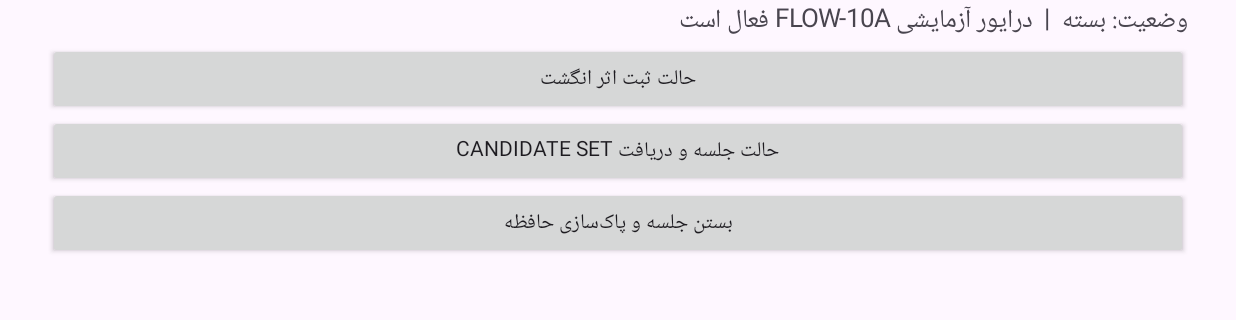
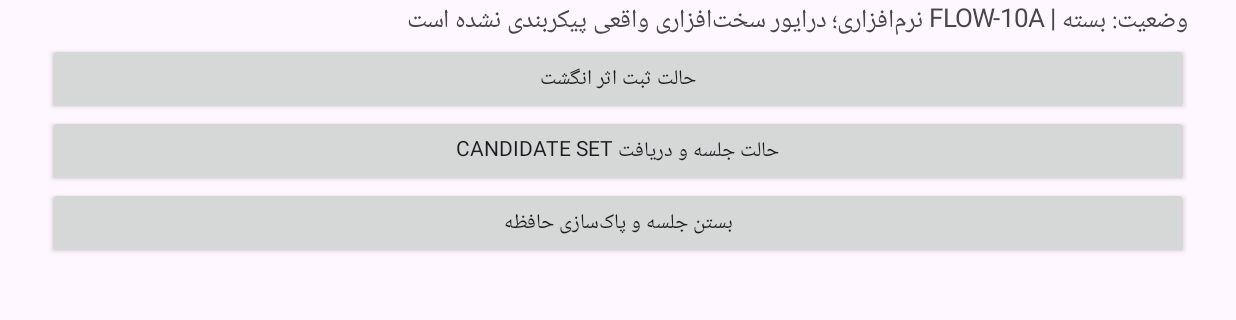
Before and after one commit to saadbasir786/AMMS, an Android app: the screen it shows after launch (MainActivity), on a phone screen of 824 x 412 dp (held sideways), the part 103-423 px from its top. Run offline under Robolectric (Android 15) with nearby library versions, the phone set to English and light mode, and no system bars.

Commit message:
fix(flow10a): make hardware boundary explicit in Android shell

```diff
--- a/terminal-android/app/src/main/java/com/amms/terminal/MainActivity.kt
+++ b/terminal-android/app/src/main/java/com/amms/terminal/MainActivity.kt
@@ -20,7 +20,7 @@ class MainActivity : AppCompatActivity() {
             textSize = 26f
         }
         val state = TextView(this).apply {
-            text = "وضعیت: بسته  |  درایور آزمایشی FLOW-10A فعال است"
+            text = "وضعیت: بسته | FLOW-10A نرم‌افزاری؛ درایور سخت‌افزاری واقعی پیکربندی نشده است"
             textSize = 17f
         }
         val enrollment = Button(this).apply { text = "حالت ثبت اثر انگشت" }
```
